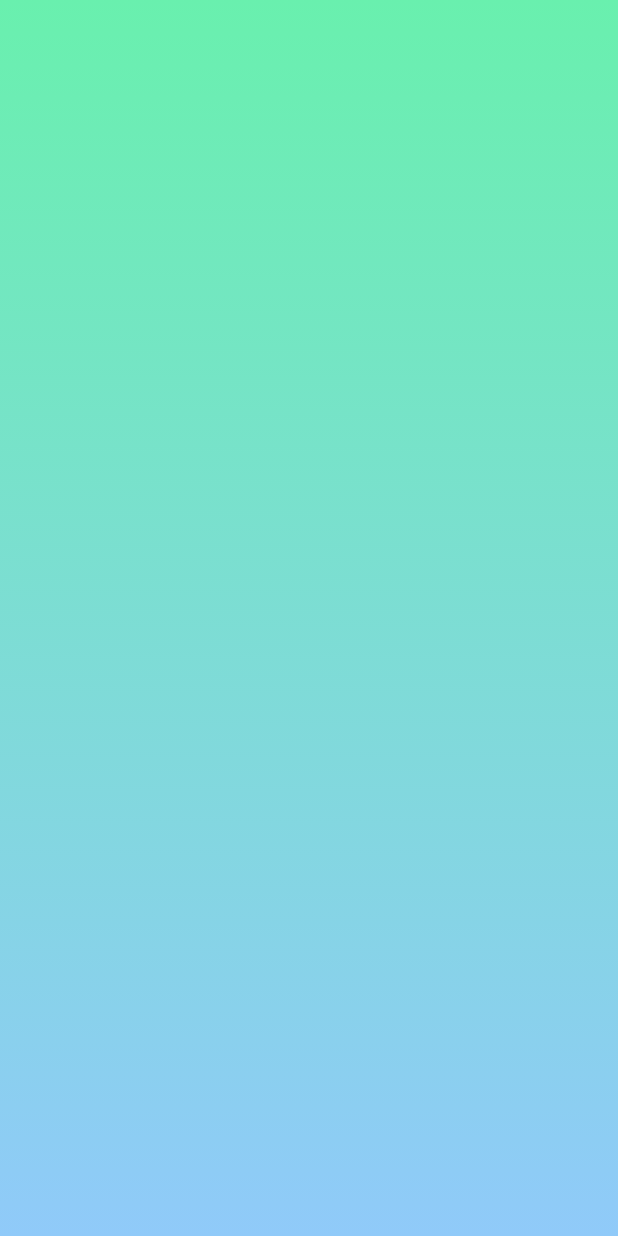
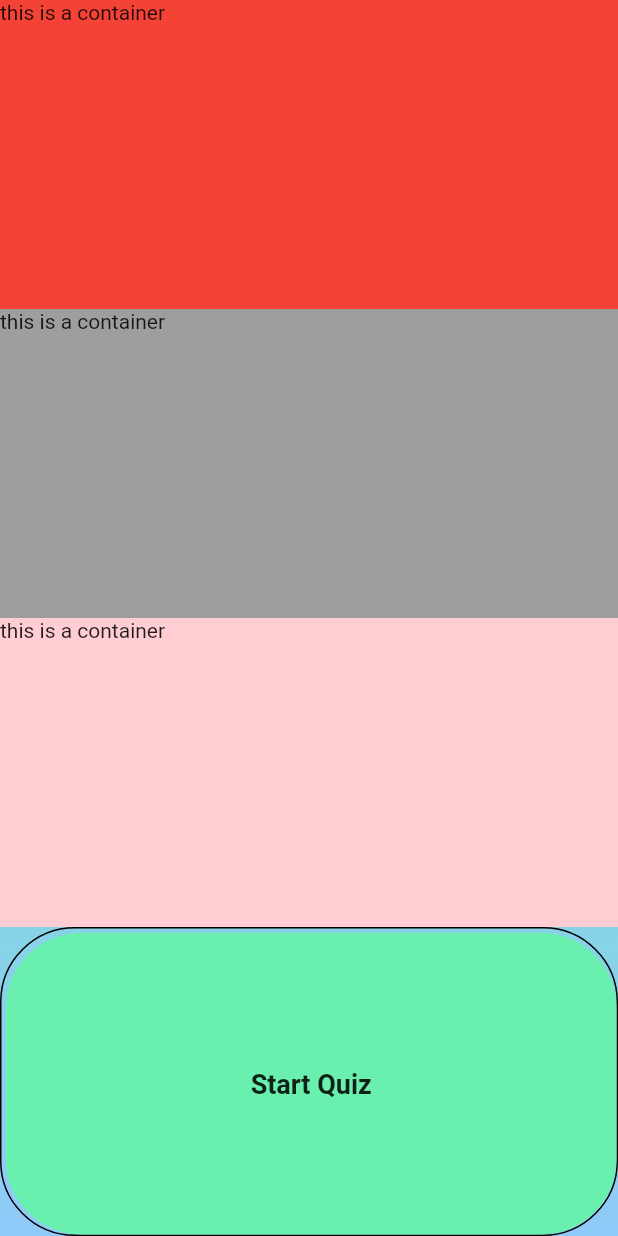
Before and after one commit to saurabhgrewal718/Quiz-app-, a Flutter app: the Startquiz screen opened by its route, on a phone screen of 412 x 824 dp. Run offline on Flutter 3.47's test engine with Material 2 defaults, Android fonts, the light colour scheme and no system bars; network calls fail.

Commit message:
layouts added and button added as well

```diff
--- a/quizapp/lib/src/pages/quiz/startquiz.dart
+++ b/quizapp/lib/src/pages/quiz/startquiz.dart
@@ -20,11 +20,53 @@ class _StartquizState extends State<Startquiz> {
           child: Column(
             children: [
               Container(
-
+                width: double.infinity,
+                height: MediaQuery.of(context).size.height*0.25,
+                color: Colors.red,
+                child:Text("this is a container")
               ),
               Container(
+                width: double.infinity,
+                height: MediaQuery.of(context).size.height*0.25,
+                color: Colors.grey,
+                child:Text("this is a container")
+              ),
+              Container(
+                width: double.infinity,
+                height: MediaQuery.of(context).size.height*0.25,
+                color: Colors.red[100],
+                child:Text("this is a container")
+              ),
+              Container(
+                 width: double.infinity,
+                height: MediaQuery.of(context).size.height*0.25,
+                padding: EdgeInsets.only(top: 3, left: 3),
+                decoration: BoxDecoration(
+                  borderRadius: BorderRadius.circular(50),
+                  border: Border(
+                    bottom: BorderSide(color: Colors.black),
+                    top: BorderSide(color: Colors.black),
+                    left: BorderSide(color: Colors.black),
+                    right: BorderSide(color: Colors.black),
+                  )
+                ),
+                child: MaterialButton(
+                  minWidth: double.infinity,
+                  height: 60,
+                  onPressed: () {
 
-              )
+                  },
+                  color: Colors.greenAccent,
+                  elevation: 0,
+                  shape: RoundedRectangleBorder(
+                    borderRadius: BorderRadius.circular(50)
+                  ),
+                  child: Text("Start Quiz", style: TextStyle(
+                    fontWeight: FontWeight.w600,
+                    fontSize: 18
+                  ),),
+                ),
+                )
             ],
           ),
       ),
```
